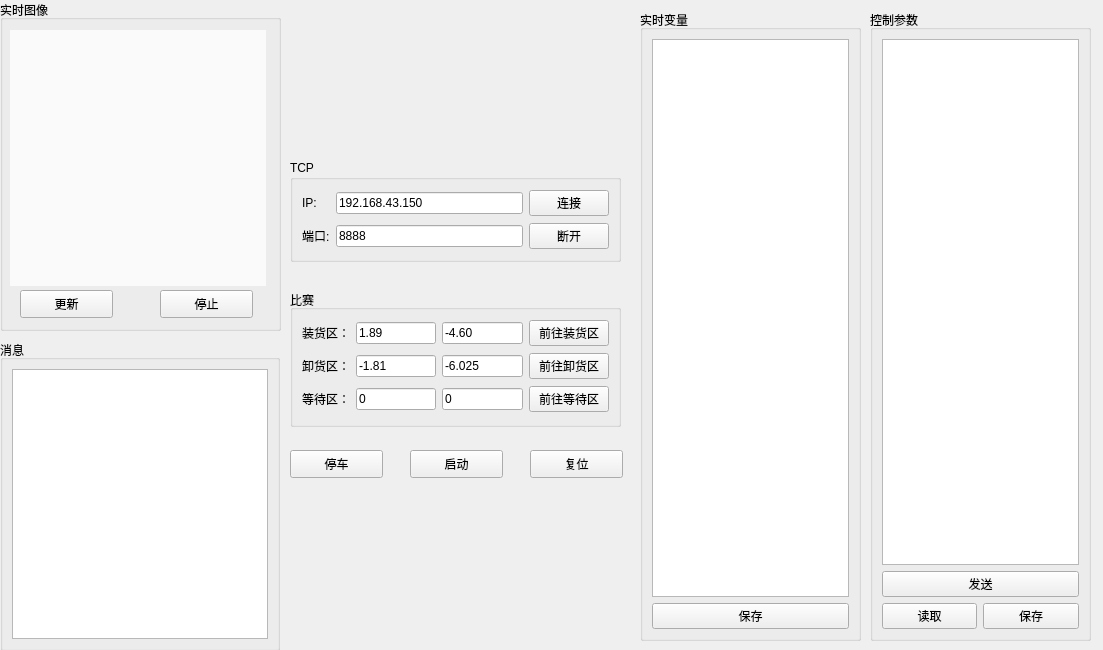
The window that widget.ui (sytnocui/ht1th_qt) describes before a commit, drawn with Qt 5.
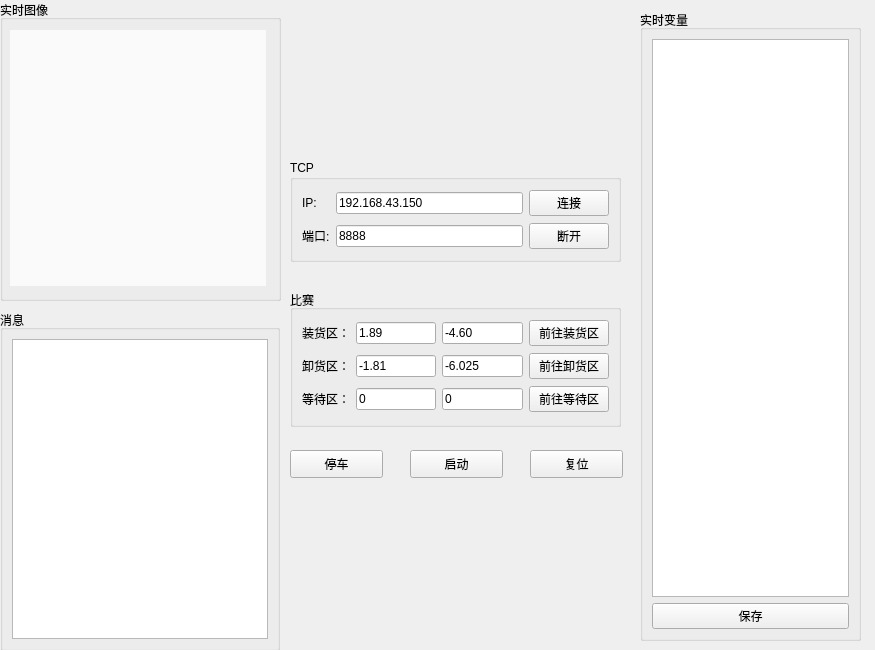
The same window after the commit.

Patch:
```diff
--- a/widget.ui
+++ b/widget.ui
@@ -6,7 +6,7 @@
    <rect>
     <x>0</x>
     <y>0</y>
-    <width>1103</width>
+    <width>875</width>
     <height>650</height>
    </rect>
   </property>
@@ -102,59 +102,13 @@
     </item>
    </layout>
   </widget>
-  <widget class="QGroupBox" name="groupBoxCtrl">
-   <property name="geometry">
-    <rect>
-     <x>870</x>
-     <y>10</y>
-     <width>221</width>
-     <height>631</height>
-    </rect>
-   </property>
-   <property name="title">
-    <string>控制参数</string>
-   </property>
-   <layout class="QGridLayout" name="gridLayout_2">
-    <item row="3" column="2">
-     <widget class="QPushButton" name="ButtonCtrlSave">
-      <property name="text">
-       <string>保存</string>
-      </property>
-     </widget>
-    </item>
-    <item row="3" column="1">
-     <widget class="QPushButton" name="ButtonRead">
-      <property name="text">
-       <string>读取</string>
-      </property>
-     </widget>
-    </item>
-    <item row="1" column="1" colspan="2">
-     <widget class="QTableWidget" name="tableWidgetCtrl">
-      <attribute name="horizontalHeaderDefaultSectionSize">
-       <number>88</number>
-      </attribute>
-      <attribute name="verticalHeaderDefaultSectionSize">
-       <number>30</number>
-      </attribute>
-     </widget>
-    </item>
-    <item row="2" column="1" colspan="2">
-     <widget class="QPushButton" name="ButtonCtrlSend">
-      <property name="text">
-       <string>发送</string>
-      </property>
-     </widget>
-    </item>
-   </layout>
-  </widget>
   <widget class="QGroupBox" name="groupBoxImg">
    <property name="geometry">
     <rect>
      <x>0</x>
      <y>0</y>
      <width>281</width>
-     <height>331</height>
+     <height>301</height>
     </rect>
    </property>
    <property name="title">
@@ -176,40 +130,14 @@
      <string/>
     </property>
    </widget>
-   <widget class="QPushButton" name="ButtonTabImgClose">
-    <property name="geometry">
-     <rect>
-      <x>160</x>
-      <y>290</y>
-      <width>93</width>
-      <height>28</height>
-     </rect>
-    </property>
-    <property name="text">
-     <string>停止</string>
-    </property>
-   </widget>
-   <widget class="QPushButton" name="ButtonTabImgRead">
-    <property name="geometry">
-     <rect>
-      <x>20</x>
-      <y>290</y>
-      <width>93</width>
-      <height>28</height>
-     </rect>
-    </property>
-    <property name="text">
-     <string>更新</string>
-    </property>
-   </widget>
   </widget>
   <widget class="QGroupBox" name="groupBoxText">
    <property name="geometry">
     <rect>
      <x>0</x>
-     <y>340</y>
+     <y>310</y>
      <width>280</width>
-     <height>311</height>
+     <height>341</height>
     </rect>
    </property>
    <property name="title">
```
